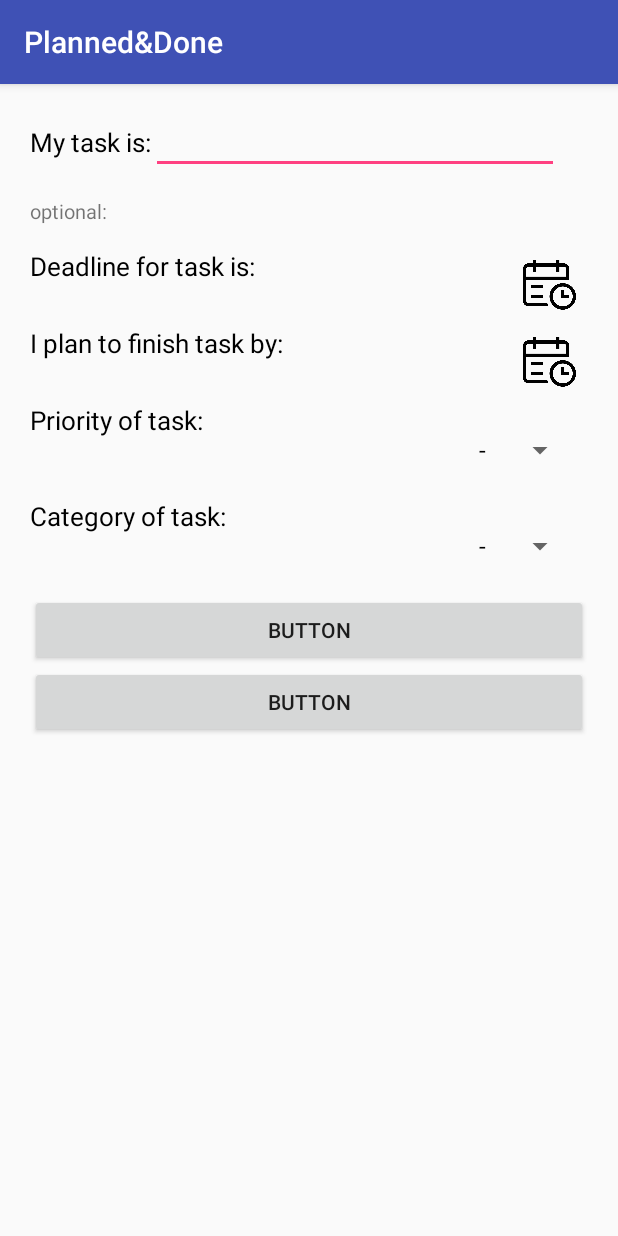
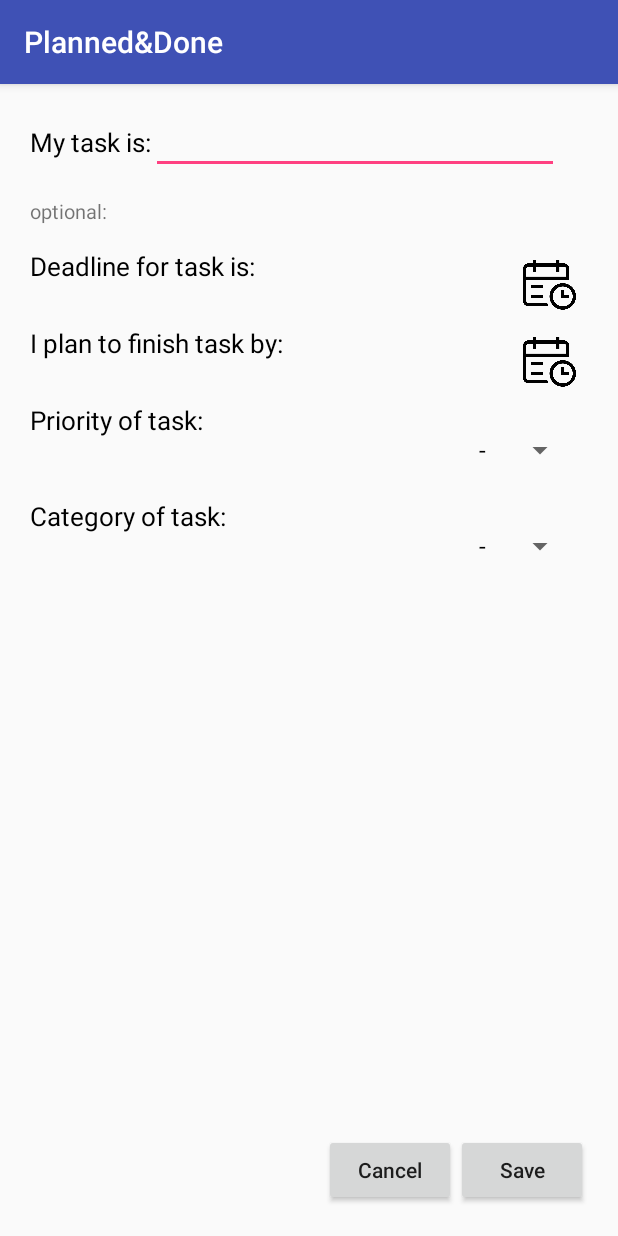
Before and after one commit to petrarozic/P-D, an Android app: the AddTaskActivity screen opened directly, with no data from a screen before it, on a phone screen of 412 x 824 dp. Run offline under Robolectric (Android 15) with nearby library versions, the phone set to English and light mode, and no system bars.

Commit message:
Dodavanje zadatka u bazu, bumbi save i cancel

```diff
--- a/PlannedAndDone/app/src/main/res/layout/activity_add_task.xml
+++ b/PlannedAndDone/app/src/main/res/layout/activity_add_task.xml
@@ -183,17 +183,30 @@
 
     </android.support.constraint.ConstraintLayout>
 
-    <Button
-        android:id="@+id/button5"
+    <LinearLayout
         android:layout_width="match_parent"
         android:layout_height="wrap_content"
-        android:text="Button" />
+        android:gravity="right|bottom"
+        android:layout_weight="1">
 
-    <Button
-        android:id="@+id/button6"
-        android:layout_width="match_parent"
-        android:layout_height="wrap_content"
-        android:text="Button" />
+        <Button
+            android:id="@+id/cancel"
+            android:layout_width="wrap_content"
+            android:layout_height="wrap_content"
+            android:text="Cancel"
+            android:textAllCaps="false"
+            android:onClick="cancel"/>
+
+        <Button
+            android:id="@+id/save"
+            android:layout_width="wrap_content"
+            android:layout_height="wrap_content"
+            android:text="Save"
+            android:textAllCaps="false"
+            android:onClick="save"/>
+
+    </LinearLayout>
+
 
 
 </LinearLayout>
```
Also changed, not shown: PlannedAndDone/app/src/main/java/com/pnd/future_bosses/plannedanddone/AddTaskActivity.java (+45 -0 lines).
